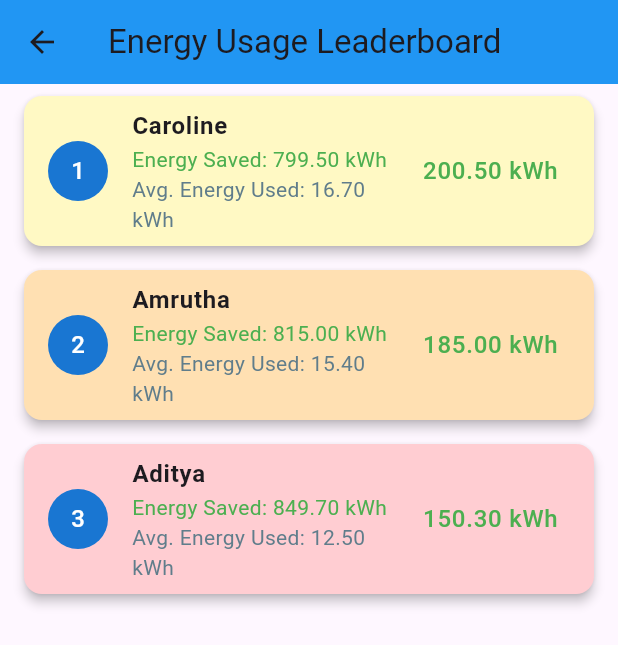
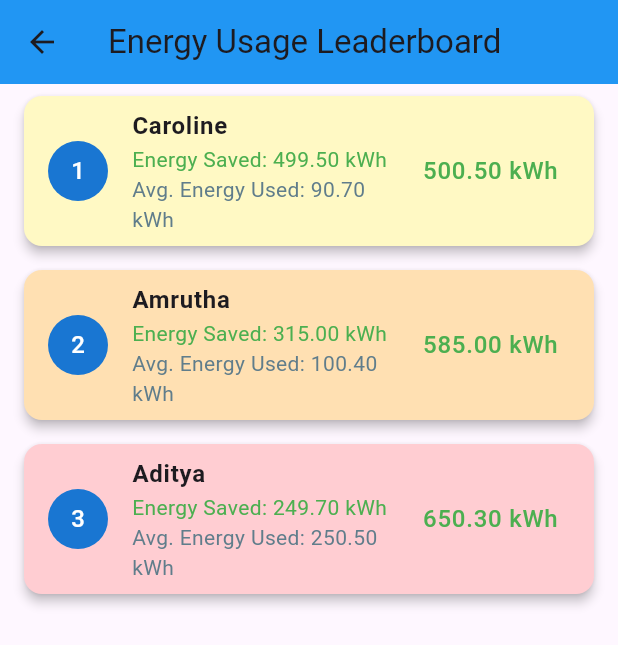
Before and after one commit to amruthabj/hackalite, a Flutter app: the LeaderboardPage screen opened directly, on a phone screen of 412 x 824 dp. Shown: the top 645 px of the screen. Run offline on Flutter 3.47's test engine with Material 3 defaults, Android fonts, the phone set to English and light mode, and no system bars; our stand-ins replace cloud_firestore, firebase_auth, firebase_core, firebase_storage, fl_chart, image_picker; accounts and stored records are empty.

Commit message:
Update leaderboard_page.dart

```diff
--- a/lib/user_side/leaderboard_page.dart
+++ b/lib/user_side/leaderboard_page.dart
@@ -90,9 +90,9 @@ class LeaderboardList extends StatelessWidget {
 
         // Adding static values
         final staticData = [
-          {'name': 'Caroline', 'totalEnergyUsed': 200.5, 'energySaved': 799.5, 'averageEnergyUsed': 16.7},
-          {'name': 'Amrutha', 'totalEnergyUsed': 185.0, 'energySaved': 815.0, 'averageEnergyUsed': 15.4},
-          {'name': 'Aditya', 'totalEnergyUsed': 150.3, 'energySaved': 849.7, 'averageEnergyUsed': 12.5},
+          {'name': 'Caroline', 'totalEnergyUsed': 500.5, 'energySaved': 499.5, 'averageEnergyUsed': 90.7},
+          {'name': 'Amrutha', 'totalEnergyUsed': 585.0, 'energySaved': 315.0, 'averageEnergyUsed': 100.4},
+          {'name': 'Aditya', 'totalEnergyUsed': 650.3, 'energySaved': 249.7, 'averageEnergyUsed': 250.5},
         ];
 
         // Combine dynamic data with static data
```
